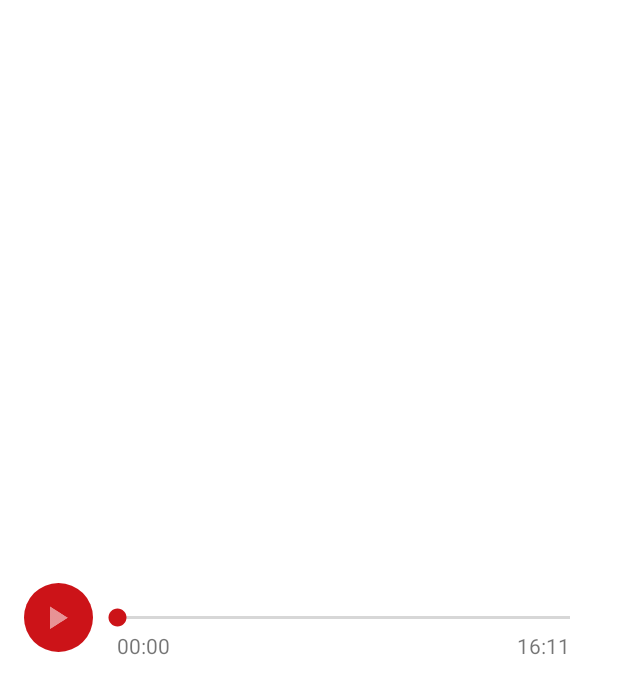
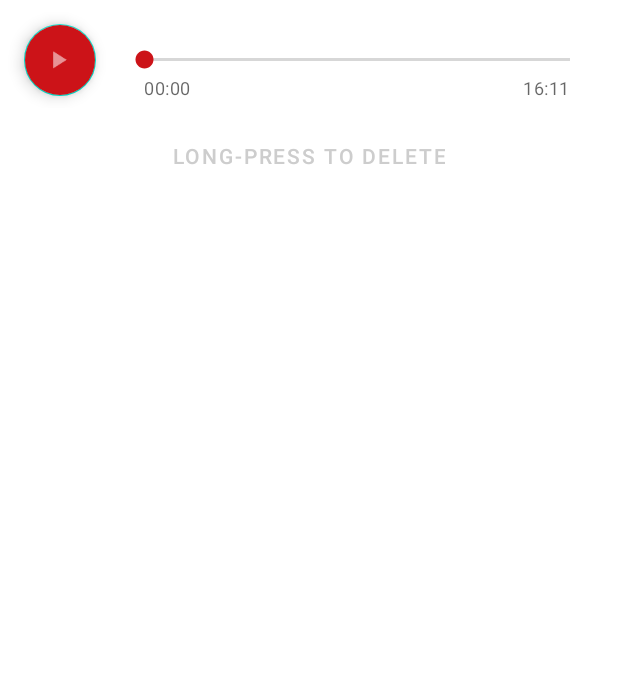
Before and after one commit to moopat/voice-recorder, an Android app: the layout activity_playback.xml on its own in the app's theme, with its tools: preview values and no code run, on a phone screen of 412 x 824 dp. Shown: the top 694 px of the screen. Run offline under Robolectric (Android 15) with nearby library versions, the phone set to English and light mode, and no system bars.

Commit message:
Delete recording from PlaybackActivity

```diff
--- a/app/src/main/AndroidManifest.xml
+++ b/app/src/main/AndroidManifest.xml
@@ -16,7 +16,9 @@
         android:supportsRtl="true"
         android:theme="@style/AppTheme"
         tools:ignore="GoogleAppIndexingWarning">
-        <activity android:name=".ui.PlaybackActivity" />
+        <activity
+            android:name=".ui.PlaybackActivity"
+            android:theme="@style/AppTheme.Dialog" />
         <activity
             android:name=".ui.RecordingsActivity"
             android:label="@string/recordings_title" />
--- a/app/src/main/java/at/moop/voicerecorder/ui/PlaybackActivity.kt
+++ b/app/src/main/java/at/moop/voicerecorder/ui/PlaybackActivity.kt
@@ -65,6 +65,12 @@ class PlaybackActivity : AppCompatActivity() {
             }
         }
 
+        buttonDelete.setOnLongClickListener {
+            model.deleteRecording(this)
+            finish()
+            true
+        }
+
         seekbarUpdateHandler.post(UpdateSeekbarRunnable())
         model.setRecordingId(id)
     }
--- a/app/src/main/java/at/moop/voicerecorder/viewmodel/PlaybackViewModel.kt
+++ b/app/src/main/java/at/moop/voicerecorder/viewmodel/PlaybackViewModel.kt
@@ -1,9 +1,11 @@
 package at.moop.voicerecorder.viewmodel
 
+import android.content.Context
 import androidx.lifecycle.MutableLiveData
 import androidx.lifecycle.ViewModel
 import at.moop.voicerecorder.database.repository.RecordingRepository
 import at.moop.voicerecorder.model.Recording
+import java.io.File
 
 /**
  * @author Markus Deutsch <markus@moop.at>
@@ -21,4 +23,13 @@ class PlaybackViewModel(private val repository: RecordingRepository) : ViewModel
         }
     }
 
+    fun deleteRecording(context: Context) {
+        recording.value?.let {
+            repository.deleteRecording(it)
+            File(context.filesDir, it.uid).apply {
+                if (exists()) delete()
+            }
+        }
+    }
+
 }
--- a/app/src/main/res/layout/activity_playback.xml
+++ b/app/src/main/res/layout/activity_playback.xml
@@ -1,22 +1,33 @@
 <?xml version="1.0" encoding="utf-8"?>
-<RelativeLayout xmlns:android="http://schemas.android.com/apk/res/android"
+<LinearLayout xmlns:android="http://schemas.android.com/apk/res/android"
+    xmlns:app="http://schemas.android.com/apk/res-auto"
     xmlns:tools="http://schemas.android.com/tools"
     android:layout_width="match_parent"
-    android:layout_height="match_parent"
-    android:padding="16dp"
+    android:layout_height="wrap_content"
+    android:layout_marginTop="8dp"
+    android:orientation="vertical"
     tools:context=".ui.PlaybackActivity">
 
-    <ImageButton
+    <RelativeLayout
+        android:layout_width="match_parent"
+        android:layout_height="match_parent"
+        android:clipToPadding="false"
+        android:paddingStart="16dp"
+        android:paddingEnd="16dp">
+
+        <com.google.android.material.floatingactionbutton.FloatingActionButton
             android:id="@+id/buttonTogglePlayback"
-        android:layout_width="46dp"
-        android:layout_height="46dp"
+            android:layout_width="wrap_content"
+            android:layout_height="wrap_content"
             android:layout_alignParentStart="true"
             android:layout_centerVertical="true"
+            android:layout_marginTop="16dp"
+            android:layout_marginEnd="16dp"
             android:background="@drawable/ic_recording_background"
             android:backgroundTint="@color/colorAccent"
-        android:foreground="?android:selectableItemBackground"
             android:src="@drawable/ic_play_arrow"
-        android:tint="@color/white" />
+            app:fabCustomSize="48dp"
+            app:tint="@color/white" />
 
         <SeekBar
             android:id="@+id/seekBar"
@@ -27,20 +38,35 @@
 
         <TextView
             android:id="@+id/tvProgress"
+            style="@style/TextAppearance.MaterialComponents.Caption"
             android:layout_width="wrap_content"
             android:layout_height="wrap_content"
             android:layout_below="@id/seekBar"
             android:layout_alignStart="@id/seekBar"
             android:layout_marginStart="16dp"
+            android:layout_marginTop="24dp"
             tools:text="00:00" />
 
         <TextView
             android:id="@+id/tvTotalDuration"
+            style="@style/TextAppearance.MaterialComponents.Caption"
             android:layout_width="wrap_content"
             android:layout_height="wrap_content"
             android:layout_below="@id/seekBar"
             android:layout_alignEnd="@id/seekBar"
+            android:layout_marginTop="24dp"
             android:layout_marginEnd="16dp"
             tools:text="16:11" />
 
     </RelativeLayout>
+
+    <Button
+        android:id="@+id/buttonDelete"
+        style="@style/Widget.MaterialComponents.Button.TextButton.Dialog.Flush"
+        android:layout_width="wrap_content"
+        android:layout_height="wrap_content"
+        android:layout_gravity="center"
+        android:layout_margin="8dp"
+        android:text="@string/recordings_delete" />
+
+</LinearLayout>
--- a/app/src/main/res/values/strings.xml
+++ b/app/src/main/res/values/strings.xml
@@ -9,4 +9,5 @@
     <string name="main_button_show_all">Show recordings</string>
     <string name="recordings_title">Recordings</string>
     <string name="recordings_item_today">Today, %s</string>
+    <string name="recordings_delete">Long-press to delete</string>
 </resources>
--- a/app/src/main/res/values/styles.xml
+++ b/app/src/main/res/values/styles.xml
@@ -12,4 +12,12 @@
         <item name="colorAccent">@color/colorAccent</item>
     </style>
 
+    <style name="AppTheme.Dialog" parent="Theme.MaterialComponents.Light.Dialog.MinWidth">
+        <item name="colorPrimary">@color/colorPrimary</item>
+        <item name="colorPrimaryDark">@color/lightgrey</item>
+        <item name="colorAccent">@color/colorAccent</item>
+        <item name="windowActionBar">false</item>
+        <item name="windowNoTitle">true</item>
+    </style>
+
 </resources>
```
Lines whose indentation alone changed are shown as unchanged.
